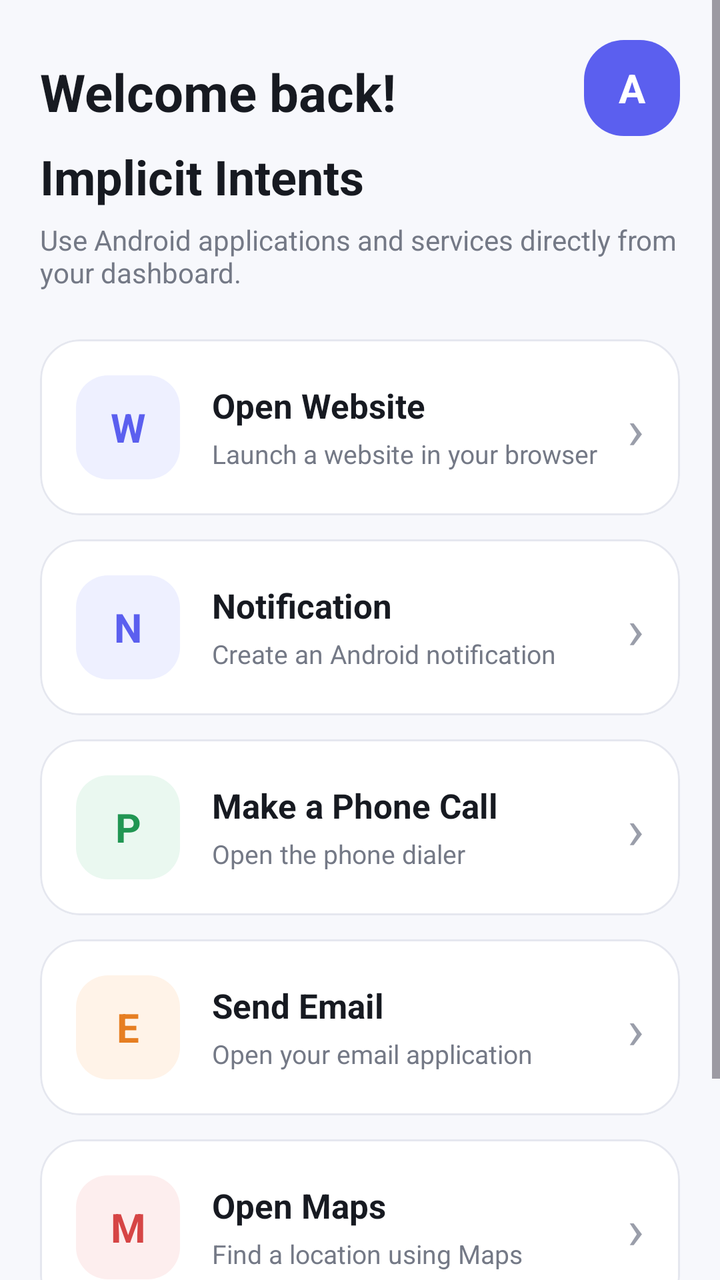
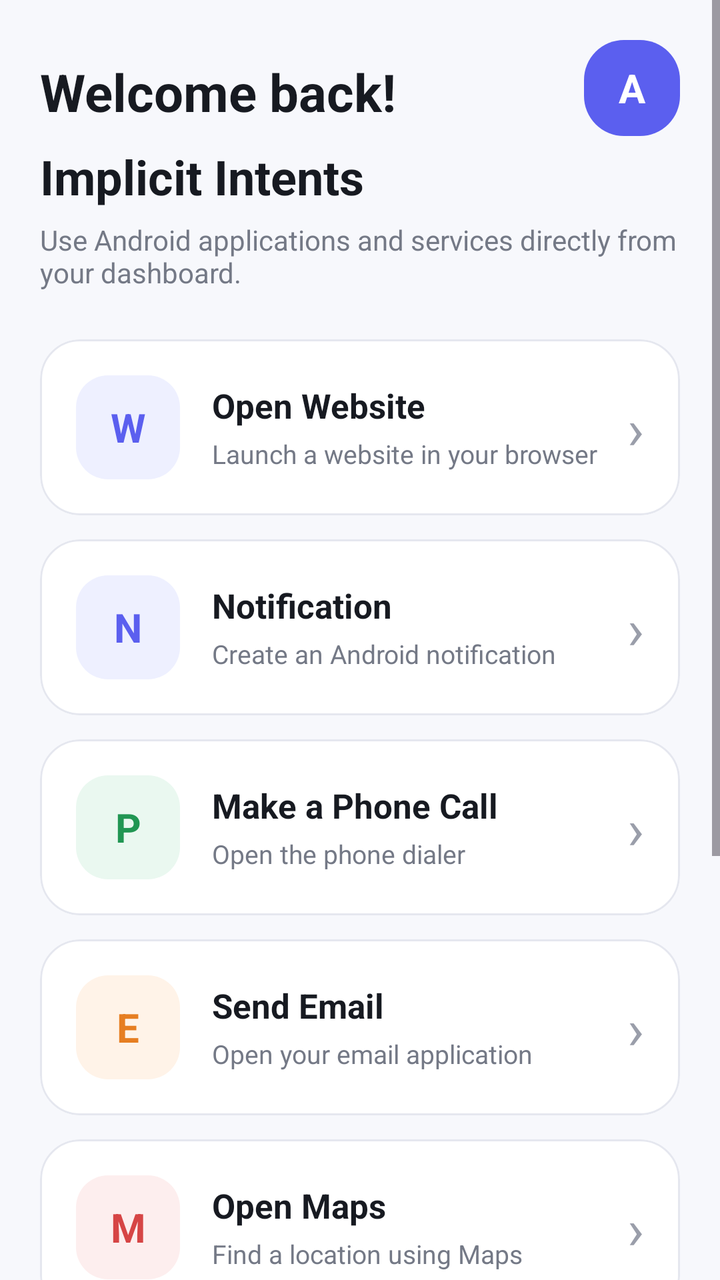

An Android layout rendered at two revisions. The XML below is the earlier revision; the diff shows what the commit changed to produce the second picture.
<!-- AndroidManifest.xml: application theme Theme.MADExpriment -->
<!-- res/layout/activity_dashboard.xml -->
<?xml version="1.0" encoding="utf-8"?>
<ScrollView xmlns:android="http://schemas.android.com/apk/res/android"
    xmlns:app="http://schemas.android.com/apk/res-auto"
    android:layout_width="match_parent"
    android:layout_height="match_parent"
    android:fillViewport="true"
    android:background="#F7F8FC">

    <LinearLayout
        android:layout_width="match_parent"
        android:layout_height="wrap_content"
        android:orientation="vertical"
        android:padding="20dp">

        

        <LinearLayout
            android:layout_width="match_parent"
            android:layout_height="wrap_content"
            android:orientation="horizontal"
            android:gravity="center_vertical">

            <LinearLayout
                android:layout_width="0dp"
                android:layout_height="wrap_content"
                android:layout_weight="1"
                android:orientation="vertical">



                <TextView
                    android:id="@+id/tvWelcome"
                    android:layout_width="wrap_content"
                    android:layout_height="wrap_content"
                    android:layout_marginTop="4dp"
                    android:text="Welcome back!"
                    android:textColor="#171A21"
                    android:textSize="26sp"
                    android:textStyle="bold" />

            </LinearLayout>

            <TextView
                android:layout_width="48dp"
                android:layout_height="48dp"
                android:background="@drawable/bg_logo"
                android:gravity="center"
                android:text="A"
                android:textColor="@android:color/white"
                android:textSize="20sp"
                android:textStyle="bold" />

        </LinearLayout>



        <TextView
            android:layout_width="wrap_content"
            android:layout_height="wrap_content"
            android:layout_marginTop="4dp"
            android:text="Implicit Intents"
            android:textColor="#171A21"
            android:textSize="24sp"
            android:textStyle="bold" />

        <TextView
            android:layout_width="match_parent"
            android:layout_height="wrap_content"
            android:layout_marginTop="6dp"
            android:text="Use Android applications and services directly from your dashboard."
            android:textColor="#747986"
            android:textSize="14sp" />

        

        <com.google.android.material.card.MaterialCardView
            android:id="@+id/cardWebsite"
            android:layout_width="match_parent"
            android:layout_height="wrap_content"
            android:layout_marginTop="24dp"
            android:clickable="true"
            android:focusable="true"
            android:foreground="?attr/selectableItemBackground"
            app:cardBackgroundColor="@android:color/white"
            app:cardCornerRadius="20dp"
            app:cardElevation="0dp"
            app:strokeColor="#E5E7EF"
            app:strokeWidth="1dp">

            <LinearLayout
                android:layout_width="match_parent"
                android:layout_height="wrap_content"
                android:orientation="horizontal"
                android:gravity="center_vertical"
                android:padding="18dp">

                <TextView
                    android:layout_width="52dp"
                    android:layout_height="52dp"
                    android:background="@drawable/bg_icon_blue"
                    android:gravity="center"
                    android:text="W"
                    android:textColor="#5B5FEF"
                    android:textSize="20sp"
                    android:textStyle="bold" />

                <LinearLayout
                    android:layout_width="0dp"
                    android:layout_height="wrap_content"
                    android:layout_weight="1"
                    android:layout_marginStart="16dp"
                    android:orientation="vertical">

                    <TextView
                        android:layout_width="wrap_content"
                        android:layout_height="wrap_content"
                        android:text="Open Website"
                        android:textColor="#171A21"
                        android:textSize="17sp"
                        android:textStyle="bold" />

                    <TextView
                        android:layout_width="wrap_content"
                        android:layout_height="wrap_content"
                        android:layout_marginTop="4dp"
                        android:text="Launch a website in your browser"
                        android:textColor="#747986"
                        android:textSize="13sp" />

                </LinearLayout>

                <TextView
                    android:layout_width="wrap_content"
                    android:layout_height="wrap_content"
                    android:text="›"
                    android:textColor="#9A9EAA"
                    android:textSize="28sp" />

            </LinearLayout>

        </com.google.android.material.card.MaterialCardView>

        <com.google.android.material.card.MaterialCardView
            android:id="@+id/cardNotification"
            android:layout_width="match_parent"
            android:layout_height="wrap_content"
            android:layout_marginTop="12dp"
            android:clickable="true"
            android:focusable="true"
            android:foreground="?attr/selectableItemBackground"
            app:cardBackgroundColor="@android:color/white"
            app:cardCornerRadius="20dp"
            app:cardElevation="0dp"
            app:strokeColor="#E5E7EF"
            app:strokeWidth="1dp">

            <LinearLayout
                android:layout_width="match_parent"
                android:layout_height="wrap_content"
                android:orientation="horizontal"
                android:gravity="center_vertical"
                android:padding="18dp">

                <TextView
                    android:layout_width="52dp"
                    android:layout_height="52dp"
                    android:background="@drawable/bg_icon_blue"
                    android:gravity="center"
                    android:text="N"
                    android:textColor="#5B5FEF"
                    android:textSize="20sp"
                    android:textStyle="bold" />

                <LinearLayout
                    android:layout_width="0dp"
                    android:layout_height="wrap_content"
                    android:layout_weight="1"
                    android:layout_marginStart="16dp"
                    android:orientation="vertical">

                    <TextView
                        android:layout_width="wrap_content"
                        android:layout_height="wrap_content"
                        android:text="Notification"
                        android:textColor="#171A21"
                        android:textSize="17sp"
                        android:textStyle="bold" />

                    <TextView
                        android:layout_width="wrap_content"
                        android:layout_height="wrap_content"
                        android:layout_marginTop="4dp"
                        android:text="Create an Android notification"
                        android:textColor="#747986"
                        android:textSize="13sp" />

                </LinearLayout>

                <TextView
                    android:layout_width="wrap_content"
                    android:layout_height="wrap_content"
                    android:text="›"
                    android:textColor="#9A9EAA"
                    android:textSize="28sp" />

            </LinearLayout>

        </com.google.android.material.card.MaterialCardView>

        

        <com.google.android.material.card.MaterialCardView
            android:id="@+id/cardPhone"
            android:layout_width="match_parent"
            android:layout_height="wrap_content"
            android:layout_marginTop="12dp"
            android:clickable="true"
            android:focusable="true"
            android:foreground="?attr/selectableItemBackground"
            app:cardBackgroundColor="@android:color/white"
            app:cardCornerRadius="20dp"
            app:cardElevation="0dp"
            app:strokeColor="#E5E7EF"
            app:strokeWidth="1dp">

            <LinearLayout
                android:layout_width="match_parent"
                android:layout_height="wrap_content"
                android:orientation="horizontal"
                android:gravity="center_vertical"
                android:padding="18dp">

                <TextView
                    android:layout_width="52dp"
                    android:layout_height="52dp"
                    android:background="@drawable/bg_icon_green"
                    android:gravity="center"
                    android:text="P"
                    android:textColor="#219653"
                    android:textSize="20sp"
                    android:textStyle="bold" />

                <LinearLayout
                    android:layout_width="0dp"
                    android:layout_height="wrap_content"
                    android:layout_weight="1"
                    android:layout_marginStart="16dp"
                    android:orientation="vertical">

                    <TextView
                        android:layout_width="wrap_content"
                        android:layout_height="wrap_content"
                        android:text="Make a Phone Call"
                        android:textColor="#171A21"
                        android:textSize="17sp"
                        android:textStyle="bold" />

                    <TextView
                        android:layout_width="wrap_content"
                        android:layout_height="wrap_content"
                        android:layout_marginTop="4dp"
                        android:text="Open the phone dialer"
                        android:textColor="#747986"
                        android:textSize="13sp" />

                </LinearLayout>

                <TextView
                    android:layout_width="wrap_content"
                    android:layout_height="wrap_content"
                    android:text="›"
                    android:textColor="#9A9EAA"
                    android:textSize="28sp" />

            </LinearLayout>

        </com.google.android.material.card.MaterialCardView>

        

        <com.google.android.material.card.MaterialCardView
            android:id="@+id/cardEmail"
            android:layout_width="match_parent"
            android:layout_height="wrap_content"
            android:layout_marginTop="12dp"
            android:clickable="true"
            android:focusable="true"
            android:foreground="?attr/selectableItemBackground"
            app:cardBackgroundColor="@android:color/white"
            app:cardCornerRadius="20dp"
            app:cardElevation="0dp"
            app:strokeColor="#E5E7EF"
            app:strokeWidth="1dp">

            <LinearLayout
                android:layout_width="match_parent"
                android:layout_height="wrap_content"
                android:orientation="horizontal"
                android:gravity="center_vertical"
                android:padding="18dp">

                <TextView
                    android:layout_width="52dp"
                    android:layout_height="52dp"
                    android:background="@drawable/bg_icon_orange"
                    android:gravity="center"
                    android:text="E"
                    android:textColor="#E67E22"
                    android:textSize="20sp"
                    android:textStyle="bold" />

                <LinearLayout
                    android:layout_width="0dp"
                    android:layout_height="wrap_content"
                    android:layout_weight="1"
                    android:layout_marginStart="16dp"
                    android:orientation="vertical">

                    <TextView
                        android:layout_width="wrap_content"
                        android:layout_height="wrap_content"
                        android:text="Send Email"
                        android:textColor="#171A21"
                        android:textSize="17sp"
                        android:textStyle="bold" />

                    <TextView
                        android:layout_width="wrap_content"
                        android:layout_height="wrap_content"
                        android:layout_marginTop="4dp"
                        android:text="Open your email application"
                        android:textColor="#747986"
                        android:textSize="13sp" />

                </LinearLayout>

                <TextView
                    android:layout_width="wrap_content"
                    android:layout_height="wrap_content"
                    android:text="›"
                    android:textColor="#9A9EAA"
                    android:textSize="28sp" />

            </LinearLayout>

        </com.google.android.material.card.MaterialCardView>

        

        <com.google.android.material.card.MaterialCardView
            android:id="@+id/cardMaps"
            android:layout_width="match_parent"
            android:layout_height="wrap_content"
            android:layout_marginTop="12dp"
            android:clickable="true"
            android:focusable="true"
            android:foreground="?attr/selectableItemBackground"
            app:cardBackgroundColor="@android:color/white"
            app:cardCornerRadius="20dp"
            app:cardElevation="0dp"
            app:strokeColor="#E5E7EF"
            app:strokeWidth="1dp">

            <LinearLayout
                android:layout_width="match_parent"
                android:layout_height="wrap_content"
                android:orientation="horizontal"
                android:gravity="center_vertical"
                android:padding="18dp">

                <TextView
                    android:layout_width="52dp"
                    android:layout_height="52dp"
                    android:background="@drawable/bg_icon_red"
                    android:gravity="center"
                    android:text="M"
                    android:textColor="#D64545"
                    android:textSize="20sp"
                    android:textStyle="bold" />

                <LinearLayout
                    android:layout_width="0dp"
                    android:layout_height="wrap_content"
                    android:layout_weight="1"
                    android:layout_marginStart="16dp"
                    android:orientation="vertical">

                    <TextView
                        android:layout_width="wrap_content"
                        android:layout_height="wrap_content"
                        android:text="Open Maps"
                        android:textColor="#171A21"
                        android:textSize="17sp"
                        android:textStyle="bold" />

                    <TextView
                        android:layout_width="wrap_content"
                        android:layout_height="wrap_content"
                        android:layout_marginTop="4dp"
                        android:text="Find a location using Maps"
                        android:textColor="#747986"
                        android:textSize="13sp" />

                </LinearLayout>

                <TextView
                    android:layout_width="wrap_content"
                    android:layout_height="wrap_content"
                    android:text="›"
                    android:textColor="#9A9EAA"
                    android:textSize="28sp" />

            </LinearLayout>

        </com.google.android.material.card.MaterialCardView>

        

        <com.google.android.material.button.MaterialButton
            android:id="@+id/btnLogout"
            style="@style/Widget.Material3.Button.OutlinedButton"
            android:layout_width="match_parent"
            android:layout_height="54dp"
            android:layout_marginTop="28dp"
            android:text="LOG OUT"
            android:textSize="14sp"
            android:textStyle="bold"
            app:cornerRadius="16dp" />

    </LinearLayout>

</ScrollView>
<!-- resources referenced by this layout -->
<resources>
  <!-- drawable bg_icon_blue (drawable) -->
  <?xml version="1.0" encoding="utf-8"?>
  <shape xmlns:android="http://schemas.android.com/apk/res/android"
      android:shape="rectangle">
  
      <solid android:color="#EEF0FF" />
  
      <corners android:radius="16dp" />
  
  </shape>
  <!-- drawable bg_icon_green (drawable) -->
  <?xml version="1.0" encoding="utf-8"?>
  <shape xmlns:android="http://schemas.android.com/apk/res/android"
      android:shape="rectangle">
  
      <solid android:color="#EAF8F0" />
  
      <corners android:radius="16dp" />
  
  </shape>
  <!-- drawable bg_icon_orange (drawable) -->
  <?xml version="1.0" encoding="utf-8"?>
  <shape xmlns:android="http://schemas.android.com/apk/res/android"
      android:shape="rectangle">
  
      <solid android:color="#FFF3E8" />
  
      <corners android:radius="16dp" />
  
  </shape>
  <!-- drawable bg_icon_red (drawable) -->
  <?xml version="1.0" encoding="utf-8"?>
  <shape xmlns:android="http://schemas.android.com/apk/res/android"
      android:shape="rectangle">
  
      <solid android:color="#FDEEEE" />
  
      <corners android:radius="16dp" />
  
  </shape>
  <!-- drawable bg_logo (drawable) -->
  <?xml version="1.0" encoding="utf-8"?>
  <shape xmlns:android="http://schemas.android.com/apk/res/android"
      android:shape="rectangle">
  
      <solid android:color="#5B5FEF" />
  
      <corners android:radius="20dp" />
  
  </shape>
  <style name="Theme.MADExpriment" parent="Base.Theme.MADExpriment" />
  <style name="Base.Theme.MADExpriment" parent="Theme.Material3.DayNight.NoActionBar">
          
          
      </style>
</resources>

<!-- the commit's change to res/layout/activity_dashboard.xml (unified diff, before → after) -->
@@ -414,6 +414,92 @@
 
         </com.google.android.material.card.MaterialCardView>
 
+        <TextView
+            android:layout_width="wrap_content"
+            android:layout_height="wrap_content"
+            android:layout_marginTop="28dp"
+            android:text="@string/ui_components"
+            android:textColor="#171A21"
+            android:textSize="24sp"
+            android:textStyle="bold" />
+
+        <TextView
+            android:layout_width="match_parent"
+            android:layout_height="wrap_content"
+            android:layout_marginTop="6dp"
+            android:text="@string/ui_components_desc"
+            android:textColor="#747986"
+            android:textSize="14sp" />
+
+        
+
+        <com.google.android.material.card.MaterialCardView
+            android:id="@+id/cardBasicViews"
+            android:layout_width="match_parent"
+            android:layout_height="wrap_content"
+            android:layout_marginTop="24dp"
+            android:clickable="true"
+            android:focusable="true"
+            android:foreground="?attr/selectableItemBackground"
+            app:cardBackgroundColor="@android:color/white"
+            app:cardCornerRadius="20dp"
+            app:cardElevation="0dp"
+            app:strokeColor="#E5E7EF"
+            app:strokeWidth="1dp">
+
+            <LinearLayout
+                android:layout_width="match_parent"
+                android:layout_height="wrap_content"
+                android:orientation="horizontal"
+                android:gravity="center_vertical"
+                android:padding="18dp">
+
+                <TextView
+                    android:layout_width="52dp"
+                    android:layout_height="52dp"
+                    android:background="@drawable/bg_icon_purple"
+                    android:gravity="center"
+                    android:text="V"
+                    android:textColor="#9C27B0"
+                    android:textSize="20sp"
+                    android:textStyle="bold" />
+
+                <LinearLayout
+                    android:layout_width="0dp"
+                    android:layout_height="wrap_content"
+                    android:layout_weight="1"
+                    android:layout_marginStart="16dp"
+                    android:orientation="vertical">
+
+                    <TextView
+                        android:layout_width="wrap_content"
+                        android:layout_height="wrap_content"
+                        android:text="@string/basic_views"
+                        android:textColor="#171A21"
+                        android:textSize="17sp"
+                        android:textStyle="bold" />
+
+                    <TextView
+                        android:layout_width="wrap_content"
+                        android:layout_height="wrap_content"
+                        android:layout_marginTop="4dp"
+                        android:text="@string/basic_views_desc"
+                        android:textColor="#747986"
+                        android:textSize="13sp" />
+
+                </LinearLayout>
+
+                <TextView
+                    android:layout_width="wrap_content"
+                    android:layout_height="wrap_content"
+                    android:text="›"
+                    android:textColor="#9A9EAA"
+                    android:textSize="28sp" />
+
+            </LinearLayout>
+
+        </com.google.android.material.card.MaterialCardView>
+
         
 
         <com.google.android.material.button.MaterialButton
<!-- resource entries referenced after the edit -->
@@ -30,6 +30,12 @@
       <corners android:radius="16dp" />
   
   </shape>
+  <!-- drawable bg_icon_purple (drawable) -->
+  <?xml version="1.0" encoding="utf-8"?>
+  <shape xmlns:android="http://schemas.android.com/apk/res/android">
+      <solid android:color="#F3E5F5" />
+      <corners android:radius="16dp" />
+  </shape>
   <!-- drawable bg_icon_red (drawable) -->
   <?xml version="1.0" encoding="utf-8"?>
   <shape xmlns:android="http://schemas.android.com/apk/res/android"
@@ -50,6 +56,10 @@
       <corners android:radius="20dp" />
   
   </shape>
+  <string name="basic_views">Basic Views</string>
+  <string name="basic_views_desc">Test common UI components</string>
+  <string name="ui_components">UI Components</string>
+  <string name="ui_components_desc">Explore basic Android UI elements and layouts.</string>
   <style name="Theme.MADExpriment" parent="Base.Theme.MADExpriment" />
   <style name="Base.Theme.MADExpriment" parent="Theme.Material3.DayNight.NoActionBar">
           
